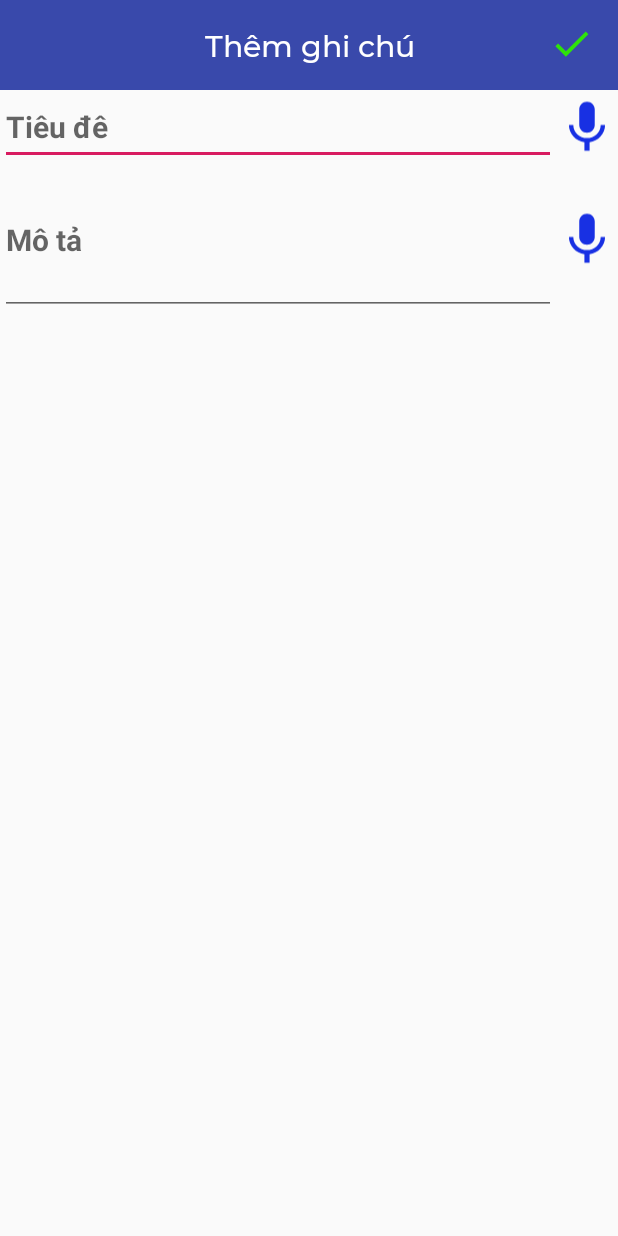
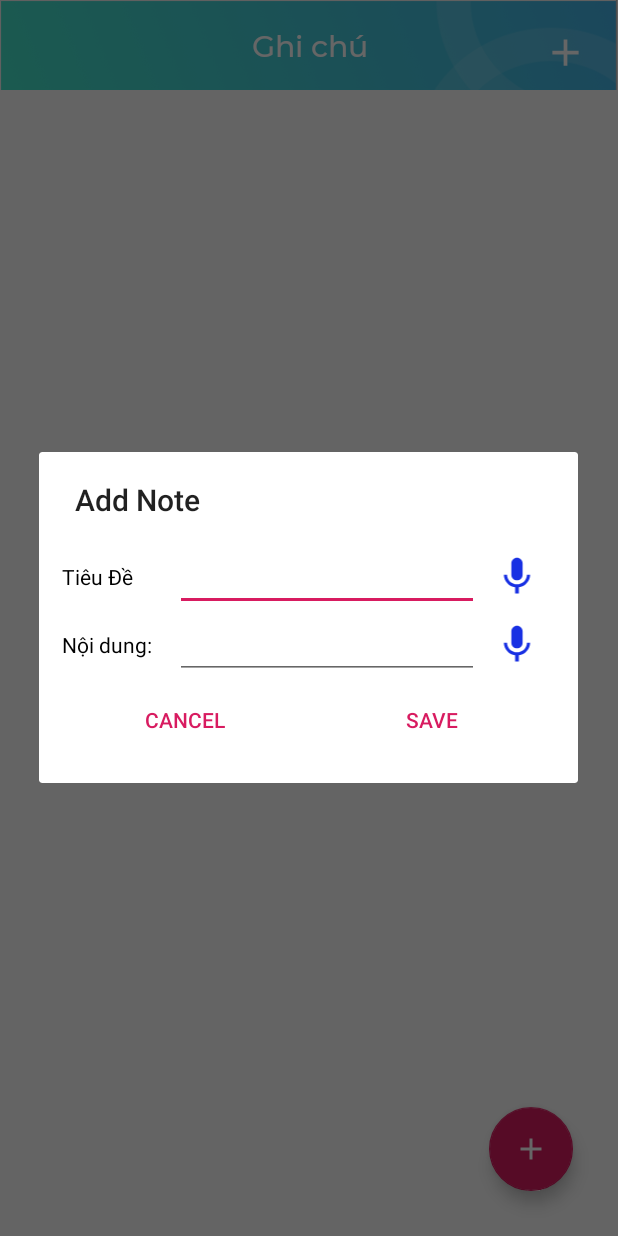
Before and after one commit to thangdepzai/TimeM2, an Android app: the NoteActivity screen opened directly, with no data from a screen before it, after a tap on an icon or button, on a phone screen of 412 x 824 dp. Run offline under Robolectric (Android 15) with nearby library versions, the phone set to English and light mode, and no system bars.

Commit message:
fix add button + dialog note activity

```diff
--- a/app/src/main/java/hust/edu/vn/timem/Activity/AddNoteActivity.java
+++ b/app/src/main/java/hust/edu/vn/timem/Activity/AddNoteActivity.java
@@ -1,55 +1,55 @@
-package hust.edu.vn.timem.Activity;
-
-import android.os.Bundle;
-import android.support.v7.app.AppCompatActivity;
-import android.view.View;
-import android.widget.EditText;
-import android.widget.ImageView;
-
-import java.text.SimpleDateFormat;
-import java.util.Date;
-
-import hust.edu.vn.timem.Data.SQLiteNote;
-import hust.edu.vn.timem.R;
-
-public class AddNoteActivity extends AppCompatActivity {
-    EditText txt_title, txt_mota;
-    ImageView btn_Add;
-    protected void onCreate(Bundle savedInstanceState) {
-        super.onCreate(savedInstanceState);
-        setContentView(R.layout.activity_add_note);
-        txt_title = findViewById(R.id.txt_title);
-        txt_mota = findViewById(R.id.txt_mota);
-
-        txt_title.setText(getIntent().getStringExtra("title"));
-        txt_mota.setText(getIntent().getStringExtra("mota"));
-        btn_Add = findViewById(R.id.btnAdd);
-        btn_Add.setOnClickListener(new View.OnClickListener() {
-            @Override
-            public void onClick(View v) {
-                if (!txt_mota.getText().toString().isEmpty()) {
-                    SimpleDateFormat sdf = new SimpleDateFormat("HH:mm:ss, dd-MM-yyyy");
-                    String time_now = sdf.format(new Date());
-                    SQLiteNote db_note = new SQLiteNote(getApplicationContext());
-                    db_note.addData(time_now, txt_title.getText().toString(), txt_mota.getText().toString());
-                }
-            }
-        });
-    }
+//package hust.edu.vn.timem.Activity;
+//
+//import android.os.Bundle;
+//import android.support.v7.app.AppCompatActivity;
+//import android.view.View;
+//import android.widget.EditText;
+//import android.widget.ImageView;
+//
+//import java.text.SimpleDateFormat;
+//import java.util.Date;
+//
+//import hust.edu.vn.timem.Data.SQLiteNote;
+//import hust.edu.vn.timem.R;
+//
+//public class AddNoteActivity extends AppCompatActivity {
+//    EditText edt_title, edt_mota;
+//    ImageView btn_Add;
+//    protected void onCreate(Bundle savedInstanceState) {
+//        super.onCreate(savedInstanceState);
+//        setContentView(R.layout.activity_add_note);
+//        edt_title = findViewById(R.id.edt_title);
+//        edt_mota = findViewById(R.id.edt_mota);
+//
+//        txt_title.setText(getIntent().getStringExtra("title"));
+//        edt_mota.setText(getIntent().getStringExtra("mota"));
+//        btn_Add = findViewById(R.id.btnAdd);
+//        btn_Add.setOnClickListener(new View.OnClickListener() {
+//            @Override
+//            public void onClick(View v) {
+//                if (!txt_mota.getText().toString().isEmpty()) {
+//                    SimpleDateFormat sdf = new SimpleDateFormat("HH:mm:ss, dd-MM-yyyy");
+//                    String time_now = sdf.format(new Date());
+//                    SQLiteNote db_note = new SQLiteNote(getApplicationContext());
+//                    db_note.addData(time_now, txt_title.getText().toString(), txt_mota.getText().toString());
+//                }
+//            }
+//        });
+//    }
+////    @Override
+////    public boolean onOptionsItemSelected(MenuItem item) {
+////        switch (item.getItemId()) {
+////            case android.R.id.home:
+////                onBackPressed();
+////                finish();
+////                break;
+////        }
+////        return true;
+////    }
+//
 //    @Override
-//    public boolean onOptionsItemSelected(MenuItem item) {
-//        switch (item.getItemId()) {
-//            case android.R.id.home:
-//                onBackPressed();
-//                finish();
-//                break;
-//        }
-//        return true;
+//    public void onBackPressed() {
+//        super.onBackPressed();
+//
 //    }
-
-    @Override
-    public void onBackPressed() {
-        super.onBackPressed();
-
-    }
-}
+//}
--- a/app/src/main/java/hust/edu/vn/timem/Activity/NoteActivity.java
+++ b/app/src/main/java/hust/edu/vn/timem/Activity/NoteActivity.java
@@ -1,12 +1,20 @@
 package hust.edu.vn.timem.Activity;
 
-import android.content.Intent;
+import android.annotation.SuppressLint;
+import android.app.AlertDialog;
 import android.os.Bundle;
 import android.support.design.widget.FloatingActionButton;
 import android.support.v7.app.AppCompatActivity;
 import android.support.v7.widget.GridLayoutManager;
 import android.support.v7.widget.RecyclerView;
+import android.view.LayoutInflater;
 import android.view.View;
+import android.view.ViewGroup;
+import android.widget.Button;
+import android.widget.EditText;
+
+import java.text.SimpleDateFormat;
+import java.util.Date;
 
 import hust.edu.vn.timem.Adapter.BaseAdapter;
 import hust.edu.vn.timem.Data.SQLiteNote;
@@ -31,11 +39,50 @@ public class NoteActivity extends AppCompatActivity {
         btn_add_note.setOnClickListener(new View.OnClickListener() {
             @Override
             public void onClick(View v) {
-                Intent intent = new Intent(getApplicationContext(), AddNoteActivity.class);
-                startActivity(intent);
+                final EditText edt_title;
+                final EditText edt_mota;
+
+                Button btn_cancel;
+                Button btn_save;
+                AlertDialog.Builder dialogBuilder =	new AlertDialog.Builder(NoteActivity.this);
+                LayoutInflater inflater	= NoteActivity.this.getLayoutInflater();
+                @SuppressLint("ResourceType") View dialogView	=	inflater.inflate(R.layout.activity_add_note, (ViewGroup)findViewById(R.layout.activity_note));
+                edt_title = dialogView.findViewById(R.id.edt_title);
+                edt_mota = dialogView.findViewById(R.id.edt_mota);
+
+                dialogBuilder.setView(dialogView);
+                dialogBuilder.setTitle("Add Note");
+                final AlertDialog b = dialogBuilder.create();
+
+                btn_cancel= dialogView.findViewById(R.id.cancel);
+                btn_save = dialogView.findViewById(R.id.save);
+                btn_save.setOnClickListener(new View.OnClickListener() {
+                    @Override
+                    public void onClick(View v) {
+                        SimpleDateFormat sdf = new SimpleDateFormat("HH:mm:ss, dd-MM-yyyy");
+                        String time_now = sdf.format(new Date());
+                        SQLiteNote db_note = new SQLiteNote(getApplicationContext());
+                        db_note.addData(time_now, edt_title.getText().toString(), edt_mota.getText().toString());
+                        DataItem();
+                        b.dismiss();
+
+                    }
+                });
+                btn_cancel.setOnClickListener(new View.OnClickListener() {
+
+                    @Override
+                    public void onClick(View v) {
+                        // TODO Auto-generated method stub
+                        b.dismiss();
+                    }
+                });
+                b.show();
 
             }
-        });
+
+            });
+
+
 
     }
 //    @Override
@@ -58,6 +105,7 @@ public class NoteActivity extends AppCompatActivity {
     private void DataItem() {
         SQLiteNote db_note = new SQLiteNote(this);
         BaseAdapter adapter = new BaseAdapter(this, db_note.getData());
+        adapter.notifyDataSetChanged();
         lst_note.setAdapter(adapter);
 
 
--- a/app/src/main/java/hust/edu/vn/timem/Activity/TimeTableActivity.java
+++ b/app/src/main/java/hust/edu/vn/timem/Activity/TimeTableActivity.java
@@ -118,7 +118,7 @@ public class TimeTableActivity extends AppCompatActivity {
                 from_week_dialog.setText(course.getStartWeek()+"");
                 to_time_dialog.setText(course.getEndSection()+"");
                 to_week_dialog.setText(course.getEndWeek()+"");
-                day_dialog.setText(course.getDayOfWeek()+"");
+                day_dialog.setText((course.getDayOfWeek()+1)+"");
 
                 btn_cancel= dialogView.findViewById(R.id.cancel);
                 btn_save = dialogView.findViewById(R.id.save);
--- a/app/src/main/java/hust/edu/vn/timem/Holder/BaseHolder.java
+++ b/app/src/main/java/hust/edu/vn/timem/Holder/BaseHolder.java
@@ -17,6 +17,7 @@ public class BaseHolder extends RecyclerView.ViewHolder {
     public ImageView img_note;
     public CardView card_item_note;
 
+
     public BaseHolder(View itemView) {
         super(itemView);
         txt_time =  itemView.findViewById(R.id.txt_time);
@@ -24,5 +25,7 @@ public class BaseHolder extends RecyclerView.ViewHolder {
         txt_title =  itemView.findViewById(R.id.txt_title);
         img_note =  itemView.findViewById(R.id.img_note);
         card_item_note =  itemView.findViewById(R.id.card_item_note);
+
     }
+
 }
--- a/app/src/main/java/hust/edu/vn/timem/View/TimetableView.java
+++ b/app/src/main/java/hust/edu/vn/timem/View/TimetableView.java
@@ -170,7 +170,7 @@ public class TimetableView extends ViewGroup {
 
             tvItem.setTextColor(0xffffffff);
             tvItem.setTextSize(12);
-            tvItem.setText(new StringBuilder().append(course.getCname()).append("\nClass: ").append(course.getClassroom()).append("\n").append(course.getStartSection()).append("-").append(course.getEndSection()));
+            tvItem.setText(new StringBuilder().append(course.getCname()).append("\nRoom: ").append(course.getClassroom()).append("\n").append(course.getStartSection()).append("-").append(course.getEndSection()));
             tvItem.setGravity(Gravity.CENTER);
 
             tvItem.setBackgroundResource(colors[getColorIndex(course.getCname())]);
--- a/app/src/main/res/layout/activity_add_note.xml
+++ b/app/src/main/res/layout/activity_add_note.xml
@@ -1,94 +1,96 @@
 <?xml version="1.0" encoding="utf-8"?>
 <LinearLayout xmlns:android="http://schemas.android.com/apk/res/android"
-    xmlns:app="http://schemas.android.com/apk/res-auto"
-    xmlns:tools="http://schemas.android.com/tools"
     android:layout_width="match_parent"
     android:layout_height="match_parent"
     android:orientation="vertical"
-    android:weightSum="10"
-    tools:context=".Activity.AddNoteActivity">
+    android:weightSum="3"
+    android:padding="15dp">
 
-    <android.support.constraint.ConstraintLayout
-
+    <LinearLayout
         android:layout_width="match_parent"
-        android:layout_height="60dp">
+        android:layout_height="0dp"
+        android:layout_weight="1"
+        android:gravity="center_vertical"
+        android:orientation="horizontal">
 
         <TextView
-            android:id="@+id/txtTopBar"
-            android:layout_width="match_parent"
-            android:layout_height="match_parent"
-            android:background="@color/colorPrimaryDark"
-            android:fontFamily="@font/mm"
-            android:gravity="center"
-            android:text="Thêm ghi chú"
-            android:textColor="#FFFF"
-            android:textSize="20sp"
-            tools:layout_editor_absoluteX="0dp"
-            tools:layout_editor_absoluteY="0dp"
-            tools:ignore="MissingConstraints" />
-
-        <ImageView
-            android:id="@+id/btnAdd"
-            android:layout_width="30dp"
-            android:layout_height="30dp"
-            android:layout_marginBottom="16dp"
-            android:layout_marginEnd="16dp"
-            android:src="@drawable/ic_save"
-            app:layout_constraintBottom_toBottomOf="parent"
-            app:layout_constraintEnd_toEndOf="parent" />
-
-    </android.support.constraint.ConstraintLayout>
-    <LinearLayout
-        android:layout_width="match_parent"
-        android:orientation="horizontal"
-        android:weightSum="10"
-        android:layout_height="wrap_content">
+            android:layout_width="0dp"
+            android:layout_height="wrap_content"
+            android:layout_weight=".3"
+            android:text="Tiêu Đề"
+            android:textAlignment="textStart"
+            android:textColor="@android:color/black"
+            android:textSize="14sp" />
 
         <EditText
-            android:hint="Tiêu đê"
-            android:textStyle="bold"
-            android:id="@+id/txt_title"
-            android:textColor="#000000"
-            android:textSize="20sp"
-            android:layout_weight="9"
+            android:id="@+id/edt_title"
             android:layout_width="0dp"
-            android:minHeight="50dp"
             android:layout_height="wrap_content"
-            />
+            android:layout_weight=".8"
+            android:imeOptions="actionDone"
+            android:singleLine="true"
+            android:textColor="@android:color/black" />
         <ImageView
             android:id="@+id/mic_title"
             android:src="@drawable/ic_mic"
             android:layout_width="0dp"
-            android:layout_weight="1"
-            android:layout_height="50dp" />
+            android:layout_weight="0.2"
+            android:layout_height="30dp" />
+    </LinearLayout>
 
-    </LinearLayout>
     <LinearLayout
         android:layout_width="match_parent"
-        android:orientation="horizontal"
-        android:weightSum="10"
-        android:layout_height="wrap_content">
+        android:layout_height="0dp"
+        android:layout_weight="1"
+        android:gravity="center_vertical"
+        android:orientation="horizontal">
+
+        <TextView
+            android:layout_width="0dp"
+            android:layout_height="wrap_content"
+            android:layout_weight=".3"
+            android:text="Nội dung:"
+            android:textAlignment="textStart"
+            android:textColor="@android:color/black"
+            android:textSize="14sp" />
 
         <EditText
-            android:id="@+id/txt_mota"
+            android:id="@+id/edt_mota"
             android:layout_width="0dp"
             android:layout_height="wrap_content"
-            android:minHeight="100dp"
-            android:layout_weight="9"
-            android:hint="Mô tả"
-            android:textColor="#000000"
-            android:textSize="20sp"
-            android:textStyle="bold" />
+            android:layout_weight=".8"
+            android:imeOptions="actionDone"
+            android:textColor="@android:color/black" />
         <ImageView
-            android:layout_gravity="center"
             android:id="@+id/mic_mota"
             android:src="@drawable/ic_mic"
             android:layout_width="0dp"
+            android:layout_weight="0.2"
+            android:layout_height="30dp" />
+    </LinearLayout>
+
+
+    <LinearLayout
+        android:layout_width="match_parent"
+        android:layout_height="wrap_content"
+
+        android:orientation="horizontal">
+        <Button
+            android:text="@string/cancel"
             android:layout_weight="1"
-            android:layout_height="50dp" />
+            android:layout_width="match_parent"
+            android:layout_height="wrap_content"
+            android:id="@+id/cancel"
+            style="@style/Widget.AppCompat.Button.ButtonBar.AlertDialog" />
+
+        <Button
+            android:text="@string/save"
+            android:layout_weight="1"
+            android:layout_width="match_parent"
+            android:layout_height="wrap_content"
+            android:id="@+id/save"
+            style="@style/Widget.AppCompat.Button.ButtonBar.AlertDialog" />
 
     </LinearLayout>
 
-
-
 </LinearLayout>
--- a/app/src/main/res/values/styles.xml
+++ b/app/src/main/res/values/styles.xml
@@ -8,5 +8,10 @@
         <item name="colorPrimaryDark">@color/colorPrimaryDark</item>
         <item name="colorAccent">@color/colorAccent</item>
     </style>
+    <style name="Theme_Dialog" parent="Theme.AppCompat.Light.Dialog">
+        <item name="android:windowMinWidthMajor">90%</item>
+        <item name="android:windowMinWidthMinor">90%</item>
+        <item name="android:windowNoTitle">false</item>
+    </style>
 
 </resources>
```
Also changed, not shown: app/src/main/java/hust/edu/vn/timem/Adapter/BaseAdapter.java (+54 -8 lines), app/src/main/res/layout/activity_time_table2.xml (+14 -11 lines).
